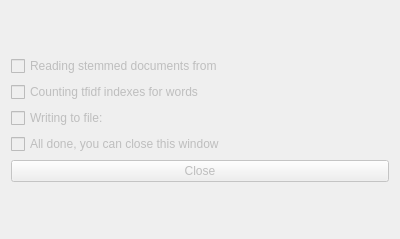
Qt form app/dialogs/stemmedfileprocessingdialog.ui (benkopolis/kmeanstriangleclustering) before a commit.
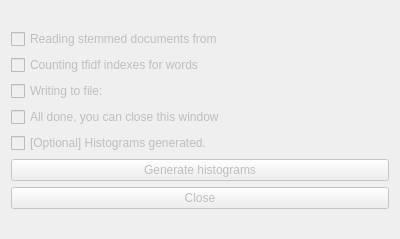
The same form after that commit.

Commit message: added histograms generation, working on separate histogram dialog, penging some testing and histogram displaying

```diff
--- a/app/dialogs/stemmedfileprocessingdialog.ui
+++ b/app/dialogs/stemmedfileprocessingdialog.ui
@@ -56,6 +56,26 @@
        </property>
       </widget>
      </item>
+     <item>
+      <widget class="QCheckBox" name="cbxHistogramsDone">
+       <property name="enabled">
+        <bool>false</bool>
+       </property>
+       <property name="text">
+        <string>[Optional] Histograms generated.</string>
+       </property>
+      </widget>
+     </item>
+     <item>
+      <widget class="QPushButton" name="btnGenerateHistograms">
+       <property name="enabled">
+        <bool>false</bool>
+       </property>
+       <property name="text">
+        <string>Generate histograms</string>
+       </property>
+      </widget>
+     </item>
      <item>
       <widget class="QPushButton" name="btnClose">
        <property name="enabled">
```
The commit also changes 29 other files.
